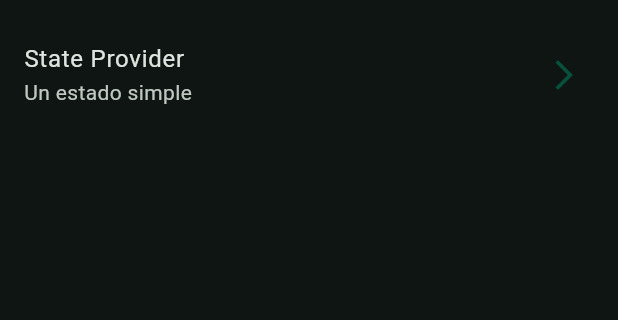
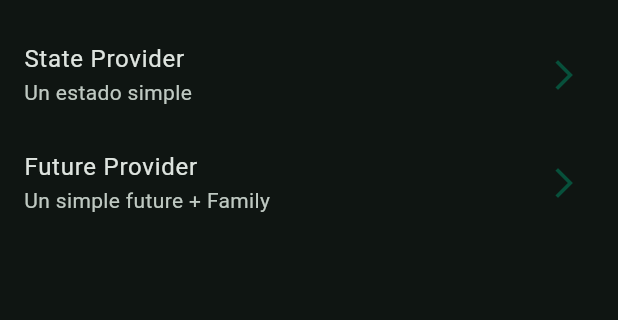
Before and after one commit to max-vigtov/river-app, a Flutter app: the screen it shows after launch, on a phone screen of 412 x 824 dp, the part 63-383 px from its top. Run offline on Flutter 3.47's test engine with Material 3 defaults, Android fonts, the phone set to English and light mode, and no system bars; our stand-ins replace dio, flutter_riverpod, go_router, google_fonts; missing offline and left inert: random_name_generator.

Commit message:
Future provider: Show pokemon name by FutureProvider

```diff
--- a/lib/config/config.dart
+++ b/lib/config/config.dart
@@ -1,3 +1,4 @@
+export 'helpers/pokemon_service.dart';
 export 'theme/app_theme.dart';
 export 'router/app_router.dart';
 export 'helpers/random_generator.dart';
--- a/lib/config/router/app_router.dart
+++ b/lib/config/router/app_router.dart
@@ -15,5 +15,10 @@ final appRouter = GoRouter(
       path: '/state-provider',
       builder: (context, state) => const StateProviderScreen(),
     ),
+
+    GoRoute(
+      path: '/future-provider',
+      builder: (context, state) => const PokemonScreen(),
+    ),
   ]
 );
--- a/lib/presentation/providers/providers.dart
+++ b/lib/presentation/providers/providers.dart
@@ -1 +1,2 @@
 export 'random_name_provider.dart';
+export 'pokemon_provider.dart';
--- a/lib/presentation/providers/random_name_provider.dart
+++ b/lib/presentation/providers/random_name_provider.dart
@@ -2,7 +2,7 @@
 import 'package:flutter_riverpod/flutter_riverpod.dart';
 import 'package:river_app/config/config.dart';
 
-final randomNameProvider = StateProvider<String>((ref) {
-  print('randomName Provider');
+final randomNameProvider = StateProvider.autoDispose<String>((ref) {
+  //print('randomName Provider');
   return RandomGenerator.getRandomName();
 });
--- a/lib/presentation/screens/01-state-provider/state_provider_screen.dart
+++ b/lib/presentation/screens/01-state-provider/state_provider_screen.dart
@@ -20,7 +20,6 @@ class StateProviderScreen extends ConsumerWidget {
       floatingActionButton: FloatingActionButton(
         child: const Icon(Icons.refresh_rounded),
         onPressed: () => ref.invalidate(randomNameProvider)
-
       ),
     );
   }
--- a/lib/presentation/screens/home/home_screen.dart
+++ b/lib/presentation/screens/home/home_screen.dart
@@ -26,6 +26,12 @@ class _HomeScreenView extends StatelessWidget {
           title: 'State Provider',
           subtitle: 'Un estado simple',
           location: '/state-provider'
+        ),
+
+        _CustomListTile(
+          title: 'Future Provider',
+          subtitle: 'Un simple future + Family',
+          location: '/future-provider'
         )
       ],
     );
--- a/lib/presentation/screens/screens.dart
+++ b/lib/presentation/screens/screens.dart
@@ -1,2 +1,3 @@
+export 'package:river_app/presentation/screens/02-future-provider/pokemon_screen.dart';
 export '01-state-provider/state_provider_screen.dart';
 export 'home/home_screen.dart';
--- a/pubspec.yaml
+++ b/pubspec.yaml
@@ -7,6 +7,7 @@ environment:
   sdk: '>=3.4.3 <4.0.0'
 
 dependencies:
+  dio: ^5.5.0+1
   flutter:
     sdk: flutter
   flutter_riverpod: ^2.5.1
```
Also changed, not shown: lib/config/helpers/pokemon_service.dart (added, +17 -0 lines), lib/presentation/providers/pokemon_provider.dart (added, +9 -0 lines), lib/presentation/screens/02-future-provider/pokemon_screen.dart (added, +25 -0 lines), pubspec.lock.
